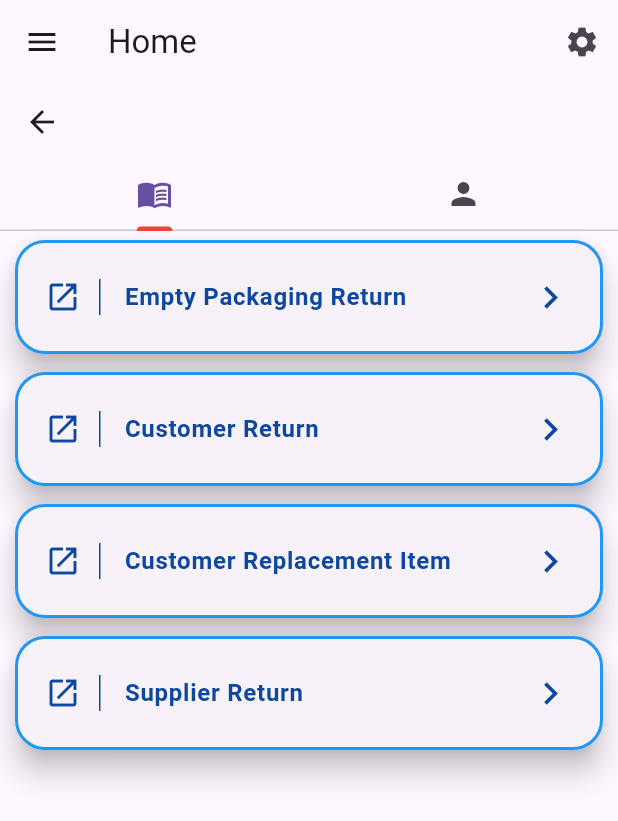
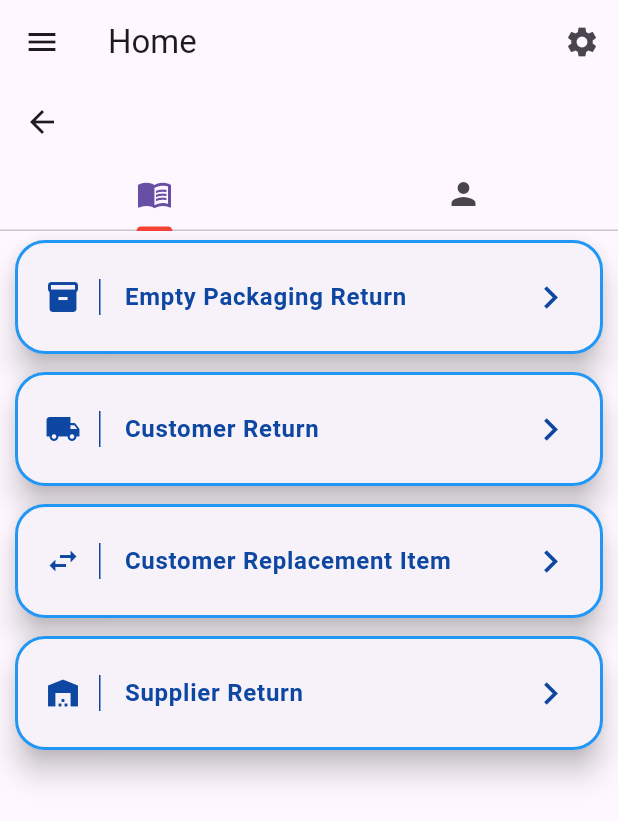
Before and after one commit to DinSDS2000/MWS-FRONTEND, a Flutter app: the Home screen opened by its route, on a phone screen of 412 x 824 dp. Shown: the top 821 px of the screen. Run offline on Flutter 3.47's test engine with Material 3 defaults, Android fonts, the phone set to English and light mode, and no system bars; our stand-ins replace image_picker, local_auth, modal_progress_hud_nsn, shared_preferences; missing offline and left inert: barcode_scan2, flutter_udid, flutter_whatsnew; accounts and stored records are empty; network calls fail.

Commit message:
show new pages

```diff
--- a/MWS/lib/ui/lockedscreen/home.dart
+++ b/MWS/lib/ui/lockedscreen/home.dart
@@ -1039,7 +1039,7 @@ class Home extends StatelessWidget {
                                         right: new BorderSide(
                                             width: 1.0,
                                             color: Colors.blue[900]!))),
-                                child: Icon(Icons.launch,
+                                child: Icon(Icons.inventory,
                                     color: Colors.blue[900]!),
                               ),
                               title: Text(
@@ -1095,7 +1095,7 @@ class Home extends StatelessWidget {
                                         right: new BorderSide(
                                             width: 1.0,
                                             color: Colors.blue[900]!))),
-                                child: Icon(Icons.launch,
+                                child: Icon(Icons.local_shipping,
                                     color: Colors.blue[900]!),
                               ),
                               title: Text(
@@ -1151,7 +1151,7 @@ class Home extends StatelessWidget {
                                         right: new BorderSide(
                                             width: 1.0,
                                             color: Colors.blue[900]!))),
-                                child: Icon(Icons.launch,
+                                child: Icon(Icons.swap_horiz,
                                     color: Colors.blue[900]!),
                               ),
                               title: Text(
@@ -1207,7 +1207,7 @@ class Home extends StatelessWidget {
                                         right: new BorderSide(
                                             width: 1.0,
                                             color: Colors.blue[900]!))),
-                                child: Icon(Icons.launch,
+                                child: Icon(Icons.warehouse,
                                     color: Colors.blue[900]!),
                               ),
                               title: Text(
```
Also changed, not shown: 1 other file.
